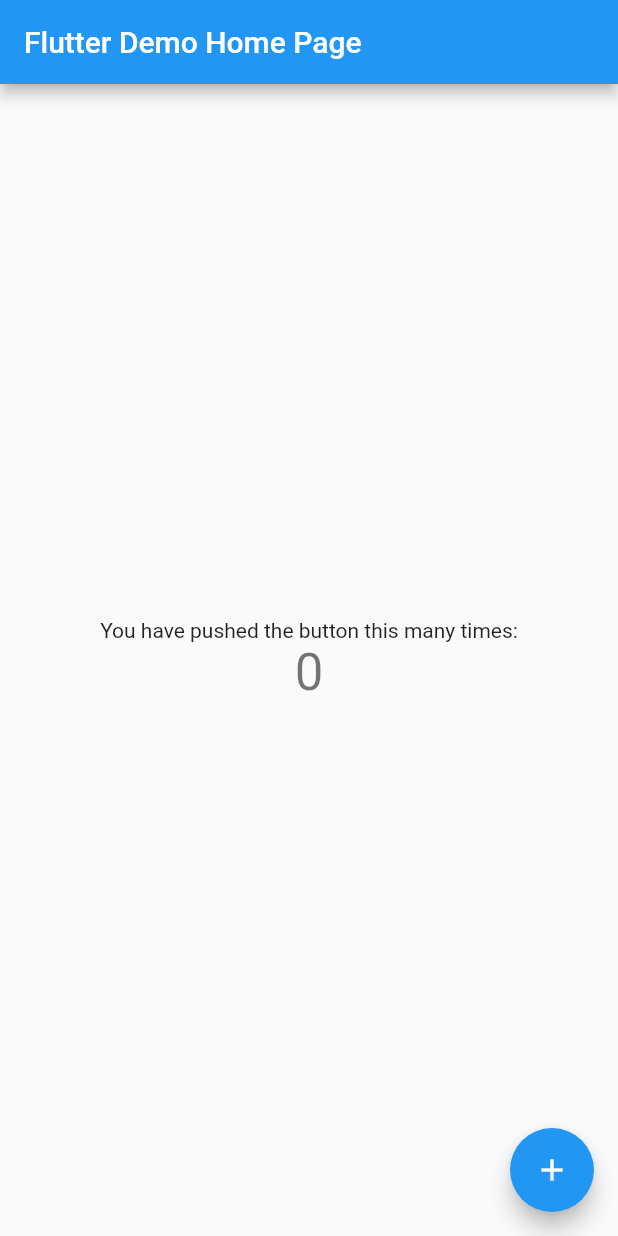
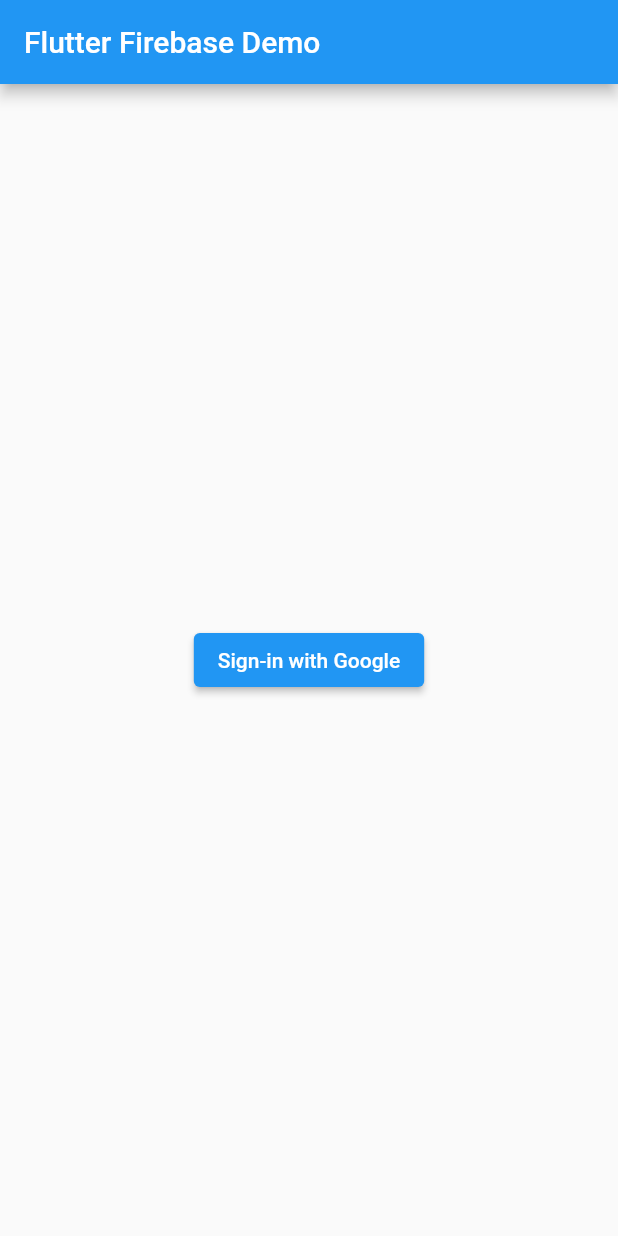
Before and after one commit to HazyFish/flutter_firebase_demo, a Flutter app: the screen it shows after launch, on a phone screen of 412 x 824 dp. Run offline on Flutter 3.47's test engine with Material 2 defaults, Android fonts, the phone set to English and light mode, and no system bars; our stand-ins replace firebase_auth, firebase_core, google_sign_in; accounts and stored records are empty.

Commit message:
feat(auth): add google sign-in

```diff
--- a/lib/main.dart
+++ b/lib/main.dart
@@ -1,11 +1,24 @@
+import 'package:firebase_auth/firebase_auth.dart';
 import 'package:flutter/material.dart';
 import 'package:firebase_core/firebase_core.dart';
+import 'package:flutter_firebase_demo/sign_in_page.dart';
 import 'firebase_options.dart';
 
 Future<void> main() async {
+  WidgetsFlutterBinding.ensureInitialized();
+
   await Firebase.initializeApp(
     options: DefaultFirebaseOptions.currentPlatform,
   );
+
+  FirebaseAuth.instance.authStateChanges().listen((User? user) {
+    if (user == null) {
+      print('User is currently signed out!');
+    } else {
+      print('User ${user.email} is signed in!');
+    }
+  });
+
   runApp(const MyApp());
 }
 
@@ -18,103 +31,23 @@ class MyApp extends StatelessWidget {
     return MaterialApp(
       title: 'Flutter Firebase Demo',
       theme: ThemeData(
-        // This is the theme of your application.
-        //
-        // Try running your application with "flutter run". You'll see the
-        // application has a blue toolbar. Then, without quitting the app, try
-        // changing the primarySwatch below to Colors.green and then invoke
-        // "hot reload" (press "r" in the console where you ran "flutter run",
-        // or simply save your changes to "hot reload" in a Flutter IDE).
-        // Notice that the counter didn't reset back to zero; the application
-        // is not restarted.
         primarySwatch: Colors.blue,
       ),
-      home: const MyHomePage(title: 'Flutter Demo Home Page'),
+      home: const Home(),
     );
   }
 }
 
-class MyHomePage extends StatefulWidget {
-  const MyHomePage({Key? key, required this.title}) : super(key: key);
-
-  // This widget is the home page of your application. It is stateful, meaning
-  // that it has a State object (defined below) that contains fields that affect
-  // how it looks.
-
-  // This class is the configuration for the state. It holds the values (in this
-  // case the title) provided by the parent (in this case the App widget) and
-  // used by the build method of the State. Fields in a Widget subclass are
-  // always marked "final".
-
-  final String title;
+class Home extends StatefulWidget {
+  const Home({Key? key}) : super(key: key);
 
   @override
-  State<MyHomePage> createState() => _MyHomePageState();
+  State<Home> createState() => _HomeState();
 }
 
-class _MyHomePageState extends State<MyHomePage> {
-  int _counter = 0;
-
-  void _incrementCounter() {
-    setState(() {
-      // This call to setState tells the Flutter framework that something has
-      // changed in this State, which causes it to rerun the build method below
-      // so that the display can reflect the updated values. If we changed
-      // _counter without calling setState(), then the build method would not be
-      // called again, and so nothing would appear to happen.
-      _counter++;
-    });
-  }
-
+class _HomeState extends State<Home> {
   @override
   Widget build(BuildContext context) {
-    // This method is rerun every time setState is called, for instance as done
-    // by the _incrementCounter method above.
-    //
-    // The Flutter framework has been optimized to make rerunning build methods
-    // fast, so that you can just rebuild anything that needs updating rather
-    // than having to individually change instances of widgets.
-    return Scaffold(
-      appBar: AppBar(
-        // Here we take the value from the MyHomePage object that was created by
-        // the App.build method, and use it to set our appbar title.
-        title: Text(widget.title),
-      ),
-      body: Center(
-        // Center is a layout widget. It takes a single child and positions it
-        // in the middle of the parent.
-        child: Column(
-          // Column is also a layout widget. It takes a list of children and
-          // arranges them vertically. By default, it sizes itself to fit its
-          // children horizontally, and tries to be as tall as its parent.
-          //
-          // Invoke "debug painting" (press "p" in the console, choose the
-          // "Toggle Debug Paint" action from the Flutter Inspector in Android
-          // Studio, or the "Toggle Debug Paint" command in Visual Studio Code)
-          // to see the wireframe for each widget.
-          //
-          // Column has various properties to control how it sizes itself and
-          // how it positions its children. Here we use mainAxisAlignment to
-          // center the children vertically; the main axis here is the vertical
-          // axis because Columns are vertical (the cross axis would be
-          // horizontal).
-          mainAxisAlignment: MainAxisAlignment.center,
-          children: <Widget>[
-            const Text(
-              'You have pushed the button this many times:',
-            ),
-            Text(
-              '$_counter',
-              style: Theme.of(context).textTheme.headline4,
-            ),
-          ],
-        ),
-      ),
-      floatingActionButton: FloatingActionButton(
-        onPressed: _incrementCounter,
-        tooltip: 'Increment',
-        child: const Icon(Icons.add),
-      ), // This trailing comma makes auto-formatting nicer for build methods.
-    );
+    return const SignInPage();
   }
 }
--- /dev/null
+++ b/lib/sign_in_page.dart
@@ -0,0 +1,47 @@
+import 'package:firebase_auth/firebase_auth.dart';
+import 'package:flutter/foundation.dart';
+import 'package:flutter/material.dart';
+import 'package:google_sign_in/google_sign_in.dart';
+
+class SignInPage extends StatelessWidget {
+  const SignInPage({Key? key}) : super(key: key);
+
+  static Future<UserCredential> signInWithGoogle() async {
+    if (kIsWeb) {
+      // Create a new provider
+      GoogleAuthProvider googleProvider = GoogleAuthProvider();
+
+      // Once signed in, return the UserCredential
+      return await FirebaseAuth.instance.signInWithPopup(googleProvider);
+    } else {
+      // Trigger the authentication flow
+      final GoogleSignInAccount? googleUser = await GoogleSignIn().signIn();
+
+      // Obtain the auth details from the request
+      final GoogleSignInAuthentication? googleAuth =
+          await googleUser?.authentication;
+
+      // Create a new credential
+      final credential = GoogleAuthProvider.credential(
+        accessToken: googleAuth?.accessToken,
+        idToken: googleAuth?.idToken,
+      );
+
+      // Once signed in, return the UserCredential
+      return await FirebaseAuth.instance.signInWithCredential(credential);
+    }
+  }
+
+  @override
+  Widget build(BuildContext context) {
+    return Scaffold(
+      appBar: AppBar(title: const Text("Flutter Firebase Demo")),
+      body: Center(
+        child: ElevatedButton(
+          child: const Text("Sign-in with Google"),
+          onPressed: () => signInWithGoogle(),
+        ),
+      ),
+    );
+  }
+}
--- a/pubspec.yaml
+++ b/pubspec.yaml
@@ -35,6 +35,8 @@ dependencies:
   # Use with the CupertinoIcons class for iOS style icons.
   cupertino_icons: ^1.0.2
   firebase_core: ^1.17.0
+  firebase_auth: ^3.3.18
+  google_sign_in: ^5.3.1
 
 dev_dependencies:
   flutter_test:
```
Also changed, not shown: pubspec.lock, 1 other file.
